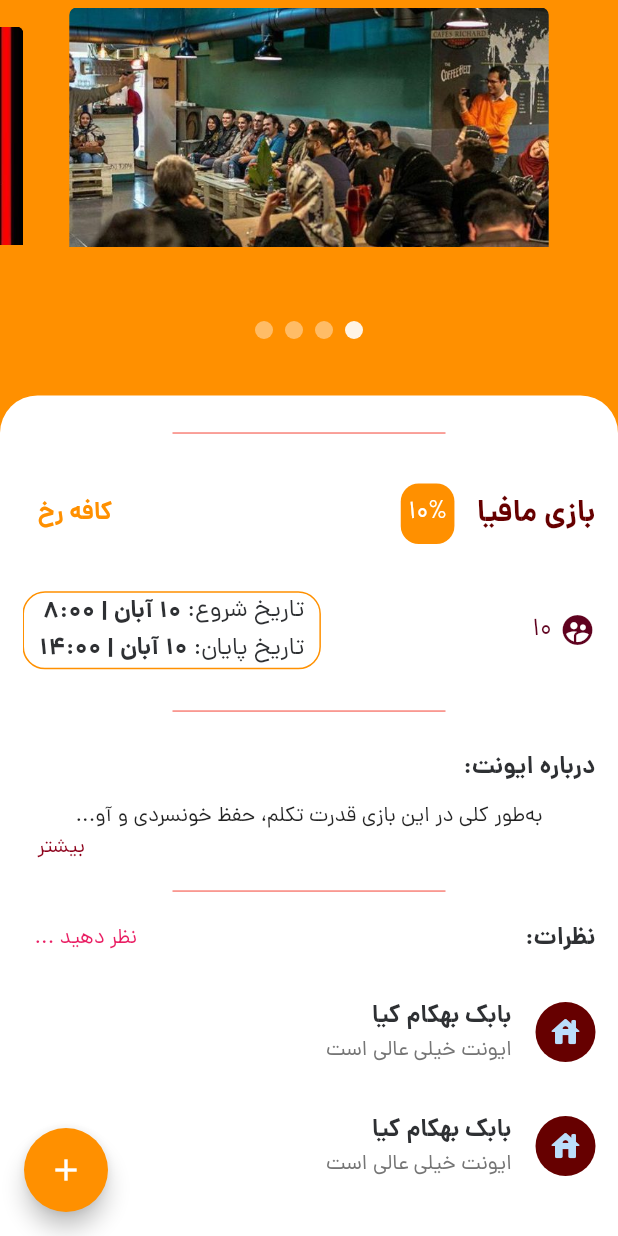
After one commit to Mehdi-MosTafavi/saffrun-app, a Flutter app: the screen it shows after launch, on a phone screen of 412 x 824 dp. The commit adds this screen. Run offline on Flutter 3.47's test engine with Material 2 defaults, Android fonts, the phone set to English and light mode, and no system bars; drawn by our look-alikes of carousel_slider; our stand-ins replace bloc, flutter_bloc, flutter_login, nb_utils, persistent_bottom_nav_bar, responsive_framework and 1 more.

Commit message:
build(event): edit ui of event page

```diff
--- /dev/null
+++ b/lib/UI/eventPage/event_page.dart
@@ -0,0 +1,406 @@
+import 'package:carousel_slider/carousel_slider.dart';
+import 'package:flutter/material.dart';
+import 'package:nb_utils/nb_utils.dart';
+import 'package:saffrun_app/constants/theme_color.dart';
+
+class EventPage extends StatefulWidget {
+  const EventPage({Key? key}) : super(key: key);
+
+  @override
+  _EventPageState createState() => _EventPageState();
+}
+
+final List<AssetImage> imgList = [
+  const AssetImage('assets/images/mafia1.jpg'),
+  const AssetImage('assets/images/mafia2.jpg'),
+  const AssetImage('assets/images/mafia3.jpg'),
+  const AssetImage('assets/images/mafia4.jpg')
+];
+
+int current = 0;
+final CarouselController controller = CarouselController();
+
+final String description =
+    "به‌طور کلی در این بازی قدرت تکلم، حفظ خونسردی و آوردن استدلال‌های منطقی نقش بسزایی در پیروزی دارد. بازیکنان به‌طور مخفیانه نقش شان مشخص می‌شود؛ مافیاها همدیگر را می‌شناسند و شهروند که تنها از تعداد افراد مافیا آگاه هستند و عده معدودی از آن‌ها از برخی نقش‌ها اطلاع دارند. در فاز شب بازی، افراد مافیا به صورت مخفیانه یک شهروند را به قتل می‌رسانند. پزشک سعی می‌کند فردی که مافیا او را می‌خواهند به قتل برسانند را نجات دهد. کارآگاه نیز در پی شناختن مافیا است و اگر مافیا را شناسایی کند باید با استدلال به بقیه شهروندان ثابت کند او مافیا است. مافیا، پزشک، شهروند و کارآگاه شخصیت‌های اصلی بازی هستند و ممکن است در بازی‌های دیگر شخصیت‌های دیگری مانند تک تیرانداز هم به بازی اضافه شود. در طول فاز روز، تمام بازیکنان بازمانده در مورد هویت‌های مافیایی بحث می‌کنند و برای حذف یک مظنون رای‌گیری می‌کنند. بازی ادامه می‌یابد تا زمانی که همهٔ مافیاها از بازی بیرون بروند (برد شهروندان) یا تعداد مافیاها و شهروندان برابر شود (برد مافیا) یا یکی از شخصیت‌های مستقل که هر کدام شرایط برد متفاوتی دارد، برنده بازی شود. در یک بازی معمولاً نقش‌ها باید به گونه‌ای چیده شود که برای هر شخصیت، شخصیت‌های مقابل و مکمل قرار گیرد. مجموعه نمایش خانگی شب‌های مافیا و فیلم‌های گرگ‌بازی، گرگینه، آدمکش و همچنین بازی میان ما و اپیک از روی این بازی ساخته شده‌اند. همچنین مسابقه‌ای با عنوان شهروند و مافیا از شبکهٔ سلامت ایران به نمایش درآمد.";
+
+class _EventPageState extends State<EventPage> {
+  late ScrollController scrollController;
+
+  @override
+  void initState() {
+    // TODO: implement initState
+    super.initState();
+    scrollController = ScrollController();
+  }
+
+  @override
+  Widget build(BuildContext context) {
+    return Scaffold(
+      floatingActionButton: FloatingActionButton(
+        onPressed: () {},
+        child: Icon(Icons.add),
+        backgroundColor: colorPallet5,
+      ),
+      body: SafeArea(
+        child: Container(
+          height: context.height(),
+          width: context.width(),
+          decoration: const BoxDecoration(color: colorPallet5),
+          child: Stack(
+            children: [
+              Column(children: [
+                CarouselSlider(
+                  items: imageSliders,
+                  carouselController: controller,
+                  options: CarouselOptions(
+                      autoPlay: true,
+                      enlargeCenterPage: true,
+                      aspectRatio: 2.0,
+                      onPageChanged: (index, reason) {
+                        setState(() {
+                          current = index;
+                        });
+                      }),
+                ),
+                Row(
+                  mainAxisAlignment: MainAxisAlignment.center,
+                  children: imgList.asMap().entries.map((entry) {
+                    return GestureDetector(
+                      onTap: () => controller.animateToPage(entry.key),
+                      child: Container(
+                        width: 12.0,
+                        height: 12.0,
+                        margin: const EdgeInsets.symmetric(
+                            vertical: 8.0, horizontal: 4.0),
+                        decoration: BoxDecoration(
+                            shape: BoxShape.circle,
+                            color: (Theme.of(context).brightness ==
+                                        Brightness.dark
+                                    ? Colors.white
+                                    : Colors.white)
+                                .withOpacity(current == entry.key ? 0.9 : 0.4)),
+                      ),
+                    );
+                  }).toList(),
+                ),
+              ]),
+              DraggableScrollableSheet(
+                  initialChildSize: 0.68,
+                  minChildSize: 0.65,
+                  builder: (context, scrollController) {
+                    return Container(
+                      padding: EdgeInsets.symmetric(horizontal: 15),
+                      decoration: const BoxDecoration(
+                          color: Colors.white,
+                          borderRadius: BorderRadius.only(
+                              topLeft: Radius.circular(25),
+                              topRight: Radius.circular(25))),
+                      child: ListView(
+                        controller: scrollController,
+                        children: [
+                          const SizedBox(
+                            height: 50.0,
+                            width: 2.0,
+                            child: Divider(
+                              color: Colors.red,
+                              indent: 100,
+                              endIndent: 100,
+                            ),
+                          ),
+                          SizedBox(
+                            height: context.height() * 0.07,
+                            child: Align(
+                              alignment: Alignment.centerRight,
+                              child: Row(
+                                mainAxisAlignment:
+                                    MainAxisAlignment.spaceBetween,
+                                children: [
+                                  Row(
+                                    children: [
+                                      Container(
+                                        child: Text(
+                                          "بازی مافیا",
+                                          style: boldTextStyle(
+                                              color: colorPallet1, size: 20),
+                                        ),
+                                      ),
+                                      15.width,
+                                      FractionallySizedBox(
+                                        heightFactor: 0.7,
+                                        child: Container(
+                                          padding: const EdgeInsets.symmetric(
+                                              horizontal: 5),
+                                          decoration:
+                                              boxDecorationWithRoundedCorners(
+                                                  backgroundColor: colorPallet5,
+                                                  borderRadius:
+                                                      BorderRadius.circular(
+                                                          12)),
+                                          child: Center(
+                                            child: Text(
+                                              "10%",
+                                              style: primaryTextStyle(
+                                                color: Colors.white,
+                                              ),
+                                            ),
+                                          ),
+                                        ),
+                                      ),
+                                    ],
+                                  ),
+                                  Container(
+                                    child: Center(
+                                      child: Text(
+                                        "کافه رخ",
+                                        style: boldTextStyle(
+                                          color: colorPallet5,
+                                        ),
+                                      ),
+                                    ),
+                                  ),
+                                ],
+                              ).paddingLeft(10),
+                            ),
+                          ),
+                          const SizedBox(
+                            height: 20.0,
+                            width: 20.0,
+                          ),
+                          SizedBox(
+                            height: context.height() * 0.07,
+                            child: Row(
+                              mainAxisAlignment: MainAxisAlignment.spaceBetween,
+                              children: [
+                                Align(
+                                  child: Row(
+                                    mainAxisAlignment: MainAxisAlignment.start,
+                                    children: [
+                                      const Icon(
+                                        Icons.supervised_user_circle_sharp,
+                                        color: colorPallet3,
+                                      ),
+                                      Container(
+                                        padding: const EdgeInsets.all(5),
+                                        child: Center(
+                                          child: Text(
+                                            "10",
+                                            style: primaryTextStyle(
+                                              color: colorPallet3,
+                                            ),
+                                          ),
+                                        ),
+                                      ),
+                                    ],
+                                  ),
+                                ),
+                                Container(
+                                  decoration: BoxDecoration(
+                                      border: Border.all(color: colorPallet5),
+                                      borderRadius: BorderRadius.circular(15)),
+                                  child: Wrap(
+                                    // alignment: WrapAlignment.start,
+                                    direction: Axis.vertical,
+                                    textDirection: TextDirection.rtl,
+                                    children: [
+                                      Row(
+                                        mainAxisAlignment:
+                                            MainAxisAlignment.start,
+                                        children: [
+                                          Text(
+                                            'تاریخ شروع: ',
+                                            style: primaryTextStyle(),
+                                          ),
+                                          Text(
+                                            '10 آبان | 8:00',
+                                            style: boldTextStyle(),
+                                          ),
+                                        ],
+                                      ).paddingSymmetric(horizontal: 10),
+                                      Row(
+                                        mainAxisAlignment:
+                                            MainAxisAlignment.start,
+                                        children: [
+                                          Text(
+                                            'تاریخ پایان: ',
+                                            style: primaryTextStyle(),
+                                          ),
+                                          Text(
+                                            '10 آبان | 14:00',
+                                            style: boldTextStyle(),
+                                          ),
+                                        ],
+                                      ).paddingSymmetric(horizontal: 10),
+                                    ],
+                                  ),
+                                )
+                              ],
+                            ),
+                          ),
+                          const SizedBox(
+                            height: 50.0,
+                            width: 150.0,
+                            child: Divider(
+                              color: Colors.red,
+                              indent: 100,
+                              endIndent: 100,
+                            ),
+                          ),
+                          Container(
+                            child: Column(
+                              children: [
+                                Align(
+                                  alignment: Alignment.centerRight,
+                                  child: Text(
+                                    'درباره ایونت:',
+                                    style: boldTextStyle(),
+                                  ),
+                                ),
+                                DescriptionTextWidget(text: description),
+                              ],
+                            ),
+                          ),
+                          const SizedBox(
+                            child: Divider(
+                              color: Colors.red,
+                              indent: 100,
+                              endIndent: 100,
+                            ),
+                          ),
+                          Row(
+                            mainAxisAlignment: MainAxisAlignment.spaceBetween,
+                            children: [
+                              Text(
+                                'نظرات:',
+                                style: boldTextStyle(),
+                              ),
+                              TextButton(
+                                onPressed: () {},
+                                child: const Text('نظر دهید ...'),
+                              )
+                            ],
+                          ),
+                          Container(
+                            height: 300,
+                            child: ListView.builder(
+                              physics: const NeverScrollableScrollPhysics(),
+                              // itemExtent: ,
+                              itemBuilder: (context, index) {
+                                return ListTile(
+                                  contentPadding:
+                                      const EdgeInsets.symmetric(vertical: 10),
+                                  leading: const CircleAvatar(
+                                    backgroundColor: colorPallet1,
+                                    child: Icon(Icons.house_rounded),
+                                  ),
+                                  title: Column(
+                                    crossAxisAlignment:
+                                        CrossAxisAlignment.start,
+                                    children: [
+                                      Text(
+                                        'بابک بهکام کیا',
+                                        style: boldTextStyle(),
+                                      ),
+                                      Text(
+                                        'ایونت خیلی عالی است',
+                                        style: secondaryTextStyle(),
+                                      )
+                                    ],
+                                  ),
+                                );
+                              },
+                              itemCount: 2,
+                            ),
+                          )
+                        ],
+                      ),
+                    );
+                  }),
+            ],
+          ),
+        ),
+      ),
+    );
+  }
+}
+
+final List<Widget> imageSliders = imgList
+    .map((item) => Container(
+          child: Container(
+            margin: const EdgeInsets.all(5.0),
+            child: ClipRRect(
+                borderRadius: const BorderRadius.all(Radius.circular(5.0)),
+                child: Stack(
+                  children: <Widget>[
+                    Image(
+                      image: item,
+                    ),
+                  ],
+                )),
+          ),
+        ))
+    .toList();
+
+class DescriptionTextWidget extends StatefulWidget {
+  final String text;
+
+  DescriptionTextWidget({required this.text});
+
+  @override
+  _DescriptionTextWidgetState createState() => _DescriptionTextWidgetState();
+}
+
+class _DescriptionTextWidgetState extends State<DescriptionTextWidget> {
+  late String firstHalf;
+  late String secondHalf;
+
+  bool flag = true;
+
+  @override
+  void initState() {
+    super.initState();
+
+    if (widget.text.length > 50) {
+      firstHalf = widget.text.substring(0, 50);
+      secondHalf = widget.text.substring(50, widget.text.length);
+    } else {
+      firstHalf = widget.text;
+      secondHalf = "";
+    }
+  }
+
+  @override
+  Widget build(BuildContext context) {
+    return Container(
+      padding: const EdgeInsets.symmetric(horizontal: 10.0, vertical: 10.0),
+      child: secondHalf.isEmpty
+          ? Text(
+              firstHalf,
+              textAlign: TextAlign.start,
+            )
+          : Column(
+              children: <Widget>[
+                Text(
+                  flag ? (firstHalf + "...") : (firstHalf + secondHalf),
+                  textAlign: TextAlign.justify,
+                ),
+                InkWell(
+                  child: Row(
+                    mainAxisAlignment: MainAxisAlignment.end,
+                    children: <Widget>[
+                      Text(
+                        flag ? "بیشتر" : "کمتر",
+                        style: const TextStyle(color: colorPallet4),
+                      ),
+                    ],
+                  ),
+                  onTap: () {
+                    setState(() {
+                      flag = !flag;
+                    });
+                  },
+                ),
+              ],
+            ),
+    );
+  }
+}
--- a/lib/main.dart
+++ b/lib/main.dart
@@ -1,6 +1,5 @@
 import 'package:flutter/foundation.dart';
 import 'package:flutter/material.dart';
-import 'package:flutter/services.dart';
 import 'package:responsive_framework/responsive_wrapper.dart';
 import 'package:responsive_framework/utils/scroll_behavior.dart';
 import 'package:saffrun_app/logical/router.dart';
@@ -29,7 +28,9 @@ class MyApp extends StatelessWidget {
     return Directionality(
       textDirection: TextDirection.rtl,
       child: MaterialApp(
-        builder: (context, widget) => ResponsiveWrapper.builder(
+        builder: (context, widget) => Directionality(
+          textDirection: TextDirection.rtl,
+          child: ResponsiveWrapper.builder(
               BouncingScrollWrapper.builder(context, widget!),
               // maxWidth: 1200,
               minWidth: 450,
@@ -43,6 +44,7 @@ class MyApp extends StatelessWidget {
                 const ResponsiveBreakpoint.autoScale(2460, name: "4K"),
               ],
               background: Container(color: const Color(0xFFF5F5F5))),
+        ),
         title: 'Saffrun',
         debugShowCheckedModeBanner: false,
         theme: ThemeData(
--- a/pubspec.yaml
+++ b/pubspec.yaml
@@ -46,6 +46,7 @@ dependencies:
   comment_box: ^0.0.16
   google_fonts: ^2.0.0
   cached_network_image: ^3.0.0
+  persian_datetime_picker: ^2.3.0
 
 dev_dependencies:
   flutter_test:
```
Also changed, not shown: assets/images/mafia1.jpg (added), assets/images/mafia2.jpg (added), assets/images/mafia3.jpg (added), assets/images/mafia4.jpg (added), pubspec.lock. Lines whose indentation alone changed are shown as unchanged.
